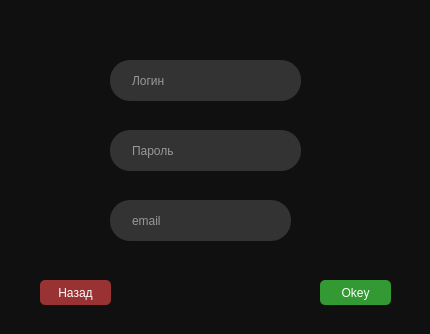
Qt form ServerDataBase/logregdialog.ui (NikishinRoman/Login) before a commit.
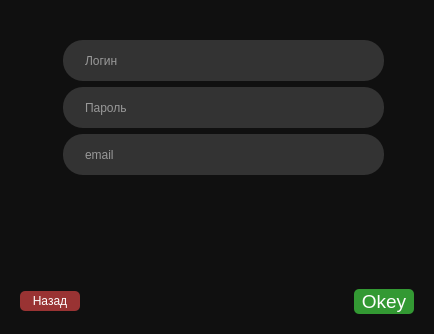
The same form after that commit. The open tabs and pages were chosen to show the change. Icons and pictures are not drawn. Custom widgets are drawn as their Qt base class.

Commit message: Поправил Gui

Patch:
```diff
--- a/ServerDataBase/logregdialog.ui
+++ b/ServerDataBase/logregdialog.ui
@@ -6,7 +6,7 @@
    <rect>
     <x>0</x>
     <y>0</y>
-    <width>430</width>
+    <width>434</width>
     <height>334</height>
    </rect>
   </property>
@@ -16,15 +16,9 @@
   <property name="styleSheet">
    <string notr="true">background: #101010;</string>
   </property>
+  <layout class="QGridLayout" name="gridLayout_3">
+   <item row="1" column="0">
   <widget class="QStackedWidget" name="stackedWidget">
-   <property name="geometry">
-    <rect>
-     <x>10</x>
-     <y>20</y>
-     <width>411</width>
-     <height>311</height>
-    </rect>
-   </property>
    <property name="currentIndex">
     <number>1</number>
    </property>
@@ -159,14 +153,29 @@
     </widget>
    </widget>
    <widget class="QWidget" name="RegistrationPage">
+      <layout class="QGridLayout" name="gridLayout_2">
+       <item row="4" column="0">
+        <spacer name="verticalSpacer">
+         <property name="orientation">
+          <enum>Qt::Vertical</enum>
+         </property>
+         <property name="sizeHint" stdset="0">
+          <size>
+           <width>20</width>
+           <height>40</height>
+          </size>
+         </property>
+        </spacer>
+       </item>
+       <item row="5" column="0" colspan="2">
+        <layout class="QHBoxLayout" name="horizontalLayout_5">
+         <item>
     <widget class="QPushButton" name="PushButton_backLoginForm">
-     <property name="geometry">
-      <rect>
-       <x>30</x>
-       <y>260</y>
-       <width>71</width>
-       <height>25</height>
-      </rect>
+           <property name="minimumSize">
+            <size>
+             <width>60</width>
+             <height>20</height>
+            </size>
      </property>
      <property name="styleSheet">
       <string notr="true">Padding: 1px;
@@ -178,14 +187,32 @@
       <string>Назад</string>
      </property>
     </widget>
+         </item>
+         <item>
+          <spacer name="horizontalSpacer_4">
+           <property name="orientation">
+            <enum>Qt::Horizontal</enum>
+           </property>
+           <property name="sizeHint" stdset="0">
+            <size>
+             <width>40</width>
+             <height>20</height>
+            </size>
+           </property>
+          </spacer>
+         </item>
+         <item>
     <widget class="QPushButton" name="PushButton_StartReg">
-     <property name="geometry">
-      <rect>
-       <x>310</x>
-       <y>260</y>
-       <width>71</width>
-       <height>25</height>
-      </rect>
+           <property name="minimumSize">
+            <size>
+             <width>60</width>
+             <height>20</height>
+            </size>
+           </property>
+           <property name="font">
+            <font>
+             <pointsize>14</pointsize>
+            </font>
      </property>
      <property name="styleSheet">
       <string notr="true">Padding: 1px;
@@ -200,54 +227,59 @@
       <string>Return</string>
      </property>
     </widget>
-    <widget class="QLineEdit" name="usernameRegLine">
-     <property name="geometry">
-      <rect>
-       <x>100</x>
-       <y>40</y>
-       <width>191</width>
-       <height>41</height>
-      </rect>
+         </item>
+        </layout>
+       </item>
+       <item row="0" column="0" colspan="2">
+        <widget class="QLabel" name="label_reg_status">
+         <property name="layoutDirection">
+          <enum>Qt::LeftToRight</enum>
      </property>
      <property name="styleSheet">
-      <string notr="true">padding-left: 20px;
-padding-right: 20px;
-border-radius: 20px;
-background: #333;
-color: #fefefe;</string>
-     </property>
-     <property name="placeholderText">
-      <string>Логин</string>
-     </property>
-    </widget>
-    <widget class="QLineEdit" name="passwordRegLine">
-     <property name="geometry">
-      <rect>
-       <x>100</x>
-       <y>110</y>
-       <width>191</width>
-       <height>41</height>
-      </rect>
-     </property>
-     <property name="styleSheet">
-      <string notr="true">padding-left: 20px;
-padding-right: 20px;
-border-radius: 20px;
-background: #333;
-color: #fefefe;</string>
-     </property>
-     <property name="placeholderText">
-      <string>Пароль</string>
-     </property>
-    </widget>
+          <string notr="true">color: #fefefe;</string>
+         </property>
+         <property name="text">
+          <string/>
+         </property>
+         <property name="alignment">
+          <set>Qt::AlignCenter</set>
+         </property>
+        </widget>
+       </item>
+       <item row="3" column="0" colspan="2">
+        <layout class="QHBoxLayout" name="horizontalLayout_3">
+         <property name="leftMargin">
+          <number>30</number>
+         </property>
+         <property name="topMargin">
+          <number>0</number>
+         </property>
+         <property name="rightMargin">
+          <number>30</number>
+         </property>
+         <item>
+          <widget class="QLabel" name="emailIcon">
+           <property name="text">
+            <string/>
+           </property>
+           <property name="pixmap">
+            <pixmap resource="resources.qrc">:/icons/resources/email-icon .png</pixmap>
+           </property>
+          </widget>
+         </item>
+         <item>
     <widget class="QLineEdit" name="emailRegLine">
-     <property name="geometry">
-      <rect>
-       <x>100</x>
-       <y>180</y>
+           <property name="minimumSize">
+            <size>
        <width>181</width>
        <height>41</height>
-      </rect>
+            </size>
+           </property>
+           <property name="baseSize">
+            <size>
+             <width>100</width>
+             <height>100</height>
+            </size>
      </property>
      <property name="styleSheet">
       <string notr="true">padding-left: 20px;
@@ -260,24 +292,116 @@
       <string>email</string>
      </property>
     </widget>
-    <widget class="QLabel" name="label_reg_status">
-     <property name="geometry">
-      <rect>
-       <x>76</x>
-       <y>0</y>
-       <width>281</width>
-       <height>20</height>
-      </rect>
-     </property>
+         </item>
+        </layout>
+       </item>
+       <item row="2" column="0" colspan="2">
+        <layout class="QHBoxLayout" name="horizontalLayout_2">
+         <property name="leftMargin">
+          <number>30</number>
+         </property>
+         <property name="rightMargin">
+          <number>30</number>
+         </property>
+         <item>
+          <widget class="QLabel" name="passwordIcon">
+           <property name="text">
+            <string/>
+           </property>
+           <property name="pixmap">
+            <pixmap resource="resources.qrc">:/icons/resources/passwordicon.png</pixmap>
+           </property>
+          </widget>
+         </item>
+         <item>
+          <widget class="QLineEdit" name="passwordRegLine">
+           <property name="minimumSize">
+            <size>
+             <width>181</width>
+             <height>41</height>
+            </size>
+           </property>
      <property name="styleSheet">
-      <string notr="true">color: #fefefe;</string>
-     </property>
+            <string notr="true">padding-left: 20px;
+padding-right: 20px;
+border-radius: 20px;
+background: #333;
+color: #fefefe;</string>
+           </property>
+           <property name="echoMode">
+            <enum>QLineEdit::Password</enum>
+           </property>
+           <property name="placeholderText">
+            <string>Пароль</string>
+           </property>
+          </widget>
+         </item>
+        </layout>
+       </item>
+       <item row="1" column="0" colspan="2">
+        <layout class="QHBoxLayout" name="horizontalLayout" stretch="0,0">
+         <property name="sizeConstraint">
+          <enum>QLayout::SetDefaultConstraint</enum>
+         </property>
+         <property name="leftMargin">
+          <number>30</number>
+         </property>
+         <property name="topMargin">
+          <number>0</number>
+         </property>
+         <property name="rightMargin">
+          <number>30</number>
+         </property>
+         <property name="bottomMargin">
+          <number>0</number>
+         </property>
+         <item>
+          <widget class="QLabel" name="loginIcon">
      <property name="text">
       <string/>
      </property>
-    </widget>
-   </widget>
-  </widget>
+           <property name="pixmap">
+            <pixmap resource="resources.qrc">:/icons/resources/login.png</pixmap>
+           </property>
+          </widget>
+         </item>
+         <item>
+          <widget class="QLineEdit" name="usernameRegLine">
+           <property name="enabled">
+            <bool>true</bool>
+           </property>
+           <property name="minimumSize">
+            <size>
+             <width>181</width>
+             <height>41</height>
+            </size>
+           </property>
+           <property name="styleSheet">
+            <string notr="true">padding-left: 20px;
+padding-right: 20px;
+border-radius: 20px;
+background: #333;
+color: #fefefe;</string>
+           </property>
+           <property name="placeholderText">
+            <string>Логин</string>
+           </property>
+          </widget>
+         </item>
+        </layout>
+       </item>
+      </layout>
+      <zorder>label_reg_status</zorder>
+      <zorder>horizontalLayoutWidget</zorder>
+      <zorder>loginIcon</zorder>
+      <zorder>horizontalLayoutWidget_2</zorder>
+      <zorder>horizontalLayoutWidget_3</zorder>
+      <zorder>horizontalLayoutWidget_4</zorder>
+      <zorder>verticalSpacer</zorder>
+     </widget>
+    </widget>
+   </item>
+  </layout>
  </widget>
  <customwidgets>
   <customwidget>
```
Left out of the diff: 215 changed lines with no effect on the pictures. Lines whose indentation alone changed are shown as unchanged. The commit also changes 6 other files.
